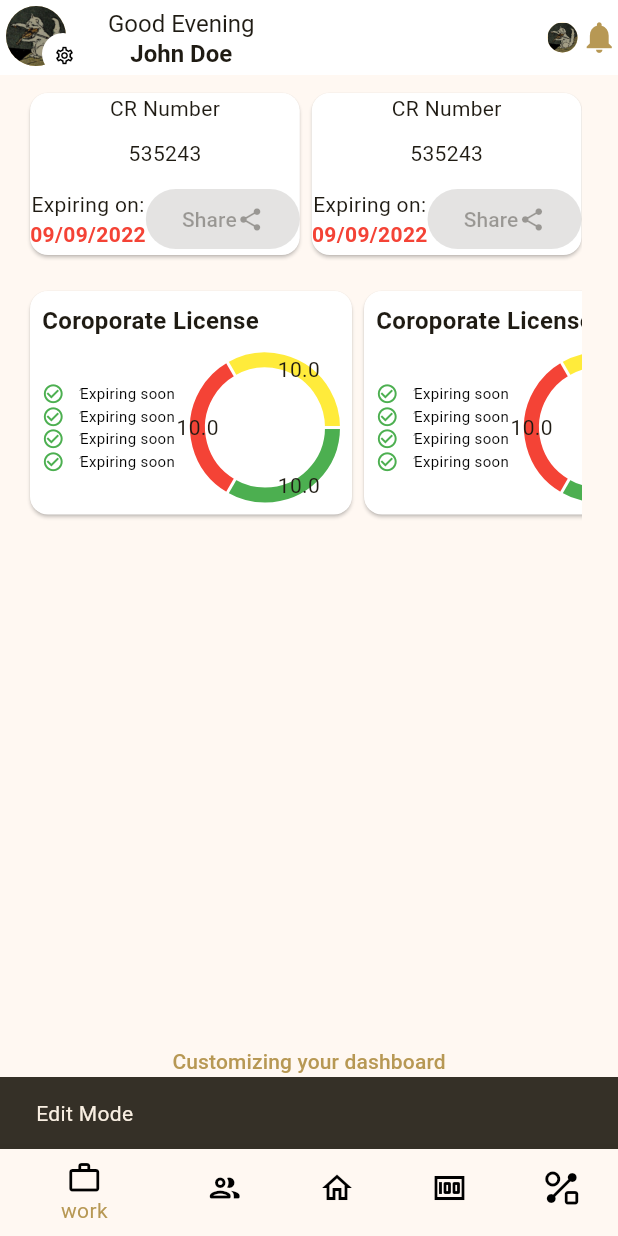
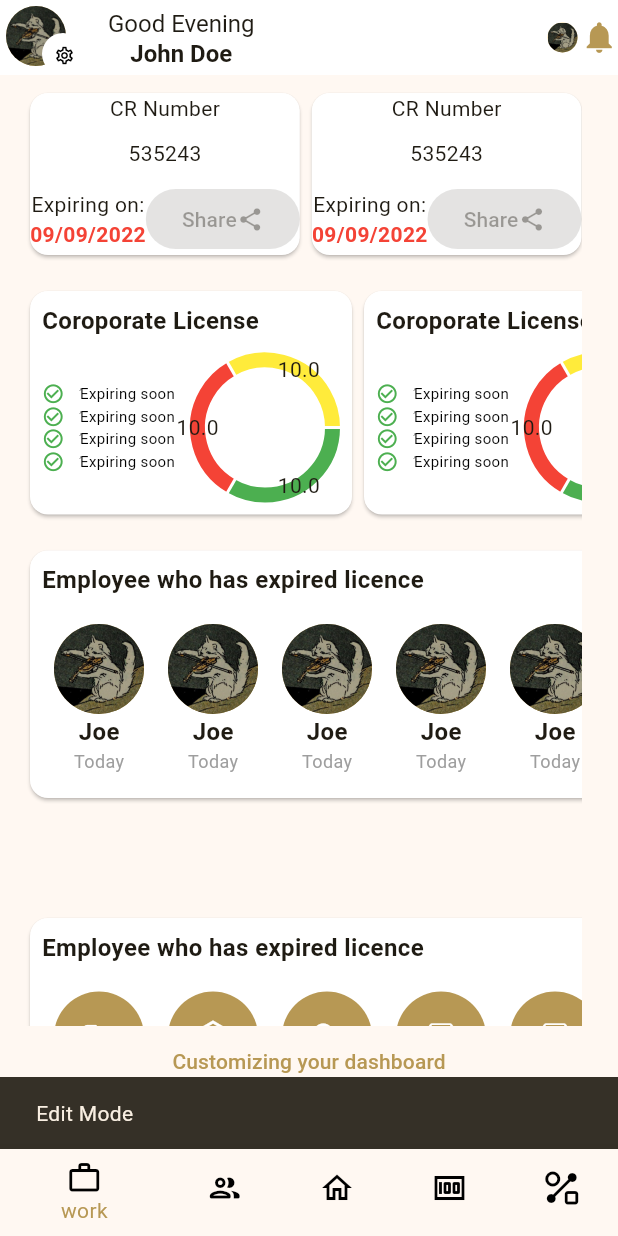
Before and after one commit to andrewk227/FusionApp-flutter-project, a Flutter app: the DashboardScreen screen opened directly, after a tap on "Customizing your dashboard", on a phone screen of 412 x 824 dp. Run offline on Flutter 3.47's test engine with Material 3 defaults, Android fonts, the phone set to English and light mode, and no system bars; drawn by our look-alikes of fl_chart.

Commit message:
Final phase

```diff
--- a/fusion_project/lib/Screens/DashBoardScreen/Controller/dashboard_controller.dart
+++ b/fusion_project/lib/Screens/DashBoardScreen/Controller/dashboard_controller.dart
@@ -30,13 +30,18 @@ class DashboardController {
     ),
     SingleChildScrollView(
       scrollDirection: Axis.horizontal,
-      child: Row(children: []),
+      child: Row(children: [
+        expiredCard(),
+      ]),
     ),
     const SizedBox(
       height: 20,
     ),
     SingleChildScrollView(
-        scrollDirection: Axis.horizontal, child: Row(children: [])),
+        scrollDirection: Axis.horizontal,
+        child: Row(children: [
+          serviceCard(),
+        ])),
   ];
 
   int getSelectedIndex() {
--- a/fusion_project/lib/Screens/DashBoardScreen/View/dashboard_screen.dart
+++ b/fusion_project/lib/Screens/DashBoardScreen/View/dashboard_screen.dart
@@ -49,11 +49,11 @@ class _DashboardScreenState extends State<DashboardScreen> {
     return SafeArea(
       child: Scaffold(
         appBar: PreferredSize(
-            preferredSize: Size.fromHeight(50.0),
+            preferredSize: const Size.fromHeight(50.0),
             child: AppBar(
               backgroundColor: Colors.white,
               elevation: 0,
-              title: Column(
+              title: const Column(
                 children: [
                   Text(
                     "Good Evening",
@@ -64,8 +64,8 @@ class _DashboardScreenState extends State<DashboardScreen> {
                           TextStyle(fontWeight: FontWeight.bold, fontSize: 16)),
                 ],
               ),
-              leading: Padding(
-                padding: const EdgeInsets.fromLTRB(4, 4, 0, 0),
+              leading: const Padding(
+                padding: EdgeInsets.fromLTRB(4, 4, 0, 0),
                 child: Stack(
                   children: [
                     CircleAvatar(
@@ -90,14 +90,14 @@ class _DashboardScreenState extends State<DashboardScreen> {
                 ),
               ),
               actions: [
-                CircleAvatar(
+                const CircleAvatar(
                   radius: 10,
                   backgroundImage: AssetImage('assets/images/user.png'),
                 ),
-                SizedBox(
+                const SizedBox(
                   width: 2,
                 ),
-                Icon(
+                const Icon(
                   Icons.notifications,
                   color: FAppTheme.defaultFusionColor,
                   size: 25,
--- a/fusion_project/lib/Screens/DashBoardScreen/View/sections_widget.dart
+++ b/fusion_project/lib/Screens/DashBoardScreen/View/sections_widget.dart
@@ -1,21 +1,22 @@
 import 'package:fl_chart/fl_chart.dart';
 import 'package:flutter/material.dart';
+import 'package:fusion_project/app_imports.dart';
 
 Card numberCard() {
   return Card(
     color: Colors.white,
     child: Column(
       children: [
-        Text("CR Number"),
-        SizedBox(
+        const Text("CR Number"),
+        const SizedBox(
           height: 10,
         ),
-        Text("535243"),
-        SizedBox(
+        const Text("535243"),
+        const SizedBox(
           height: 10,
         ),
         Row(children: [
-          Column(children: [
+          const Column(children: [
             Text("Expiring on:"),
             Text(
               "09/09/2022",
@@ -26,7 +27,7 @@ Card numberCard() {
             decoration: BoxDecoration(
               borderRadius: BorderRadius.circular(10),
             ),
-            child: ElevatedButton(
+            child: const ElevatedButton(
                 onPressed: null,
                 child: Row(children: [Text("Share"), Icon(Icons.share)])),
           )
@@ -40,10 +41,10 @@ Widget iconWithStatus(IconData icon, String status) {
   return Row(
     children: [
       Icon(icon, color: Colors.green, size: 15),
-      SizedBox(width: 10),
+      const SizedBox(width: 10),
       Text(
         'ُ$status',
-        style: TextStyle(fontSize: 10, color: Colors.black),
+        style: const TextStyle(fontSize: 10, color: Colors.black),
       ),
     ],
   );
@@ -57,11 +58,11 @@ Widget licenceCard() {
       child: Column(
         crossAxisAlignment: CrossAxisAlignment.start,
         children: [
-          Text(
+          const Text(
             'Coroporate License',
             style: TextStyle(fontSize: 16, fontWeight: FontWeight.bold),
           ),
-          SizedBox(height: 10),
+          const SizedBox(height: 10),
           Row(
             children: [
               Column(
@@ -72,7 +73,7 @@ Widget licenceCard() {
                   iconWithStatus(Icons.check_circle_outline, 'Expiring soon'),
                 ],
               ),
-              SizedBox(width: 10),
+              const SizedBox(width: 10),
               SizedBox(
                 width: 100,
                 height: 100,
@@ -98,3 +99,95 @@ Widget licenceCard() {
     ),
   );
 }
+
+Widget buildCard(String title, String subtitle, IconData? icon) {
+  return Padding(
+    padding: const EdgeInsets.all(8.0),
+    child: Column(children: [
+      CircleAvatar(
+        radius: 30,
+        backgroundColor: FAppTheme.defaultFusionColor,
+        backgroundImage:
+            icon == null ? const AssetImage('assets/images/user.png') : null,
+        child: icon != null
+            ? Icon(
+                icon,
+                color: Colors.white,
+              )
+            : null,
+      ),
+      Text(
+        title,
+        style: const TextStyle(fontSize: 16, fontWeight: FontWeight.bold),
+      ),
+      Text(
+        subtitle,
+        style: const TextStyle(fontSize: 12, color: Colors.grey),
+      )
+    ]),
+  );
+}
+
+Widget expiredCard() {
+  return Card(
+      color: Colors.white,
+      child: Padding(
+        padding: const EdgeInsets.all(8.0),
+        child: Column(
+          crossAxisAlignment: CrossAxisAlignment.start,
+          children: [
+            const Text(
+              "Employee who has expired licence",
+              style: TextStyle(fontSize: 16, fontWeight: FontWeight.bold),
+            ),
+            const SizedBox(height: 10),
+            SingleChildScrollView(
+                scrollDirection: Axis.horizontal,
+                child: Row(
+                  children: [
+                    buildCard('Joe', 'Today', null),
+                    buildCard('Joe', 'Today', null),
+                    buildCard('Joe', 'Today', null),
+                    buildCard('Joe', 'Today', null),
+                    buildCard('Joe', 'Today', null),
+                    buildCard('Joe', 'Today', null),
+                    buildCard('Joe', 'Today', null),
+                    buildCard('Joe', 'Today', null),
+                  ],
+                ))
+          ],
+        ),
+      ));
+}
+
+Widget serviceCard() {
+  return Card(
+      color: Colors.white,
+      child: Padding(
+        padding: const EdgeInsets.all(8.0),
+        child: Column(
+          crossAxisAlignment: CrossAxisAlignment.start,
+          children: [
+            const Text(
+              "Employee who has expired licence",
+              style: TextStyle(fontSize: 16, fontWeight: FontWeight.bold),
+            ),
+            const SizedBox(height: 10),
+            SingleChildScrollView(
+                scrollDirection: Axis.horizontal,
+                child: Row(
+                  children: [
+                    buildCard('Joe', 'Today', Icons.folder),
+                    buildCard('Joe', 'Today', Icons.drafts),
+                    buildCard('Joe', 'Today', Icons.search),
+                    buildCard('Joe', 'Today', Icons.archive),
+                    buildCard('Joe', 'Today', Icons.archive),
+                    buildCard('Joe', 'Today', Icons.archive),
+                    buildCard('Joe', 'Today', Icons.archive),
+                    buildCard('Joe', 'Today', Icons.archive),
+                  ],
+                ))
+          ],
+        ),
+      ));
+}
--- a/fusion_project/lib/main.dart
+++ b/fusion_project/lib/main.dart
@@ -18,6 +18,6 @@ class MyApp extends StatelessWidget {
               ColorScheme.fromSeed(seedColor: FAppTheme.defaultFusionColor),
           useMaterial3: true,
         ),
-        home: const DashboardScreen());
+        home: const SplashScreen());
   }
 }
```
Also changed, not shown: Data/MicrosoftTeams-image (1).png (added), Data/MicrosoftTeams-image (2).png (added), Data/MicrosoftTeams-image (3).png (added), Data/MicrosoftTeams-image (4).png (added), Data/MicrosoftTeams-image.png (added), 1 other file.
